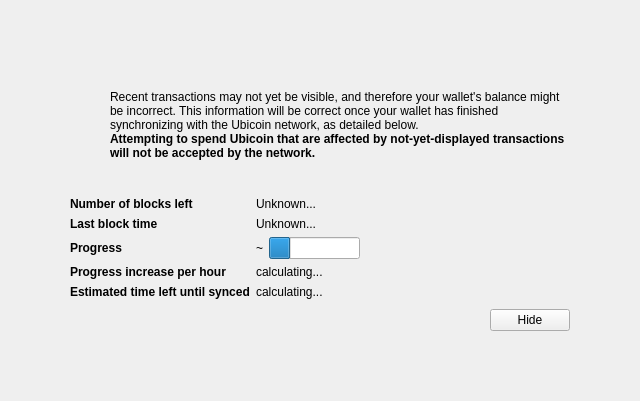
Before: the Qt Designer form src/qt/forms/modaloverlay.ui in UbiState/ubicoin, drawn with Qt 5.
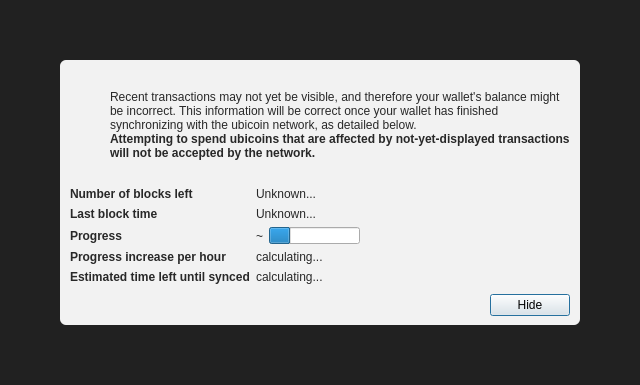
After: the same form once the commit is applied. Icons and pictures are not drawn. Custom widgets are drawn as their Qt base class.

Patch:
```diff
--- a/src/qt/forms/modaloverlay.ui
+++ b/src/qt/forms/modaloverlay.ui
@@ -7,7 +7,7 @@
     <x>0</x>
     <y>0</y>
     <width>640</width>
-    <height>401</height>
+    <height>385</height>
    </rect>
   </property>
   <property name="windowTitle">
@@ -32,9 +32,9 @@
    <item>
     <widget class="QWidget" name="bgWidget" native="true">
      <property name="styleSheet">
-      <string notr="true"/>
+      <string notr="true">#bgWidget { background: rgba(0,0,0,220); }</string>
      </property>
-     <layout class="QVBoxLayout" name="verticalLayoutMain" stretch="0">
+     <layout class="QVBoxLayout" name="verticalLayoutMain" stretch="1">
       <property name="leftMargin">
        <number>60</number>
       </property>
@@ -50,9 +50,11 @@
       <item>
        <widget class="QWidget" name="contentWidget" native="true">
         <property name="styleSheet">
-         <string notr="true"/>
+         <string notr="true">#contentWidget { background: rgba(255,255,255,240); border-radius: 6px; }
+
+QLabel { color: rgb(40,40,40);  }</string>
         </property>
-        <layout class="QVBoxLayout" name="verticalLayoutSub" stretch="1,0,0,0,0">
+        <layout class="QVBoxLayout" name="verticalLayoutSub" stretch="1,0,0,0">
          <property name="spacing">
           <number>0</number>
          </property>
@@ -128,7 +130,7 @@
              <item>
               <widget class="QLabel" name="infoText">
                <property name="text">
-                <string>Recent transactions may not yet be visible, and therefore your wallet's balance might be incorrect. This information will be correct once your wallet has finished synchronizing with the Ubicoin network, as detailed below.</string>
+                <string>Recent transactions may not yet be visible, and therefore your wallet's balance might be incorrect. This information will be correct once your wallet has finished synchronizing with the ubicoin network, as detailed below.</string>
                </property>
                <property name="textFormat">
                 <enum>Qt::RichText</enum>
@@ -147,7 +149,7 @@
                 </font>
                </property>
                <property name="text">
-                <string>Attempting to spend Ubicoin that are affected by not-yet-displayed transactions will not be accepted by the network.</string>
+                <string>Attempting to spend ubicoins that are affected by not-yet-displayed transactions will not be accepted by the network.</string>
                </property>
                <property name="textFormat">
                 <enum>Qt::RichText</enum>
@@ -349,6 +351,12 @@
              <property name="text">
               <string>Hide</string>
              </property>
+             <property name="focusPolicy">
+              <enum>Qt::StrongFocus</enum>
+             </property>
+             <property name="default">
+              <bool>true</bool>
+             </property>
             </widget>
            </item>
           </layout>
```
Left out of the diff: 19 changed lines with no effect on the pictures.
